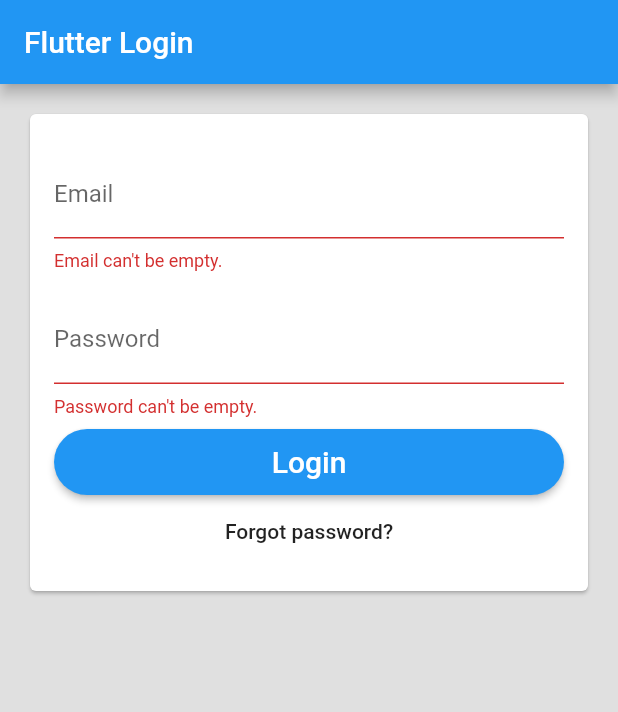
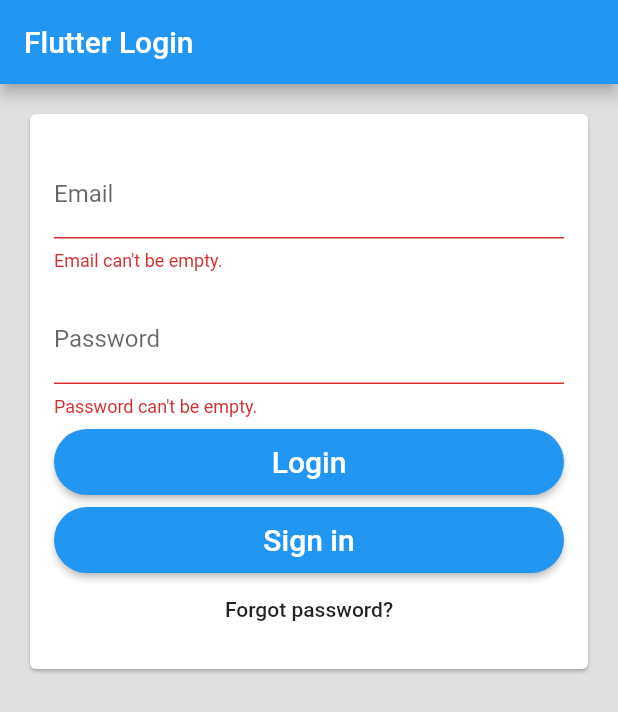
Before and after one commit to danihp6/flutter_github, a Flutter app: the screen it shows after launch, after a tap on "Login", on a phone screen of 412 x 824 dp. Shown: the top 712 px of the screen. Run offline on Flutter 3.47's test engine with Material 2 defaults, Android fonts, the phone set to English and light mode, and no system bars; our stand-ins replace cloud_firestore, firebase_auth; accounts and stored records are empty.

Commit message:
Conectado a firebase

```diff
--- a/twins_test_login/lib/pages/login_page.dart
+++ b/twins_test_login/lib/pages/login_page.dart
@@ -21,7 +21,7 @@
 
   String _email;
   String _password;
-  FormType _formType = FormType.login;
+  FormType _formType;
   String _authHint = '';
 
   bool validateAndSave() {
@@ -35,6 +35,7 @@
 
   void validateAndSubmit() async {
     if (validateAndSave()) {
+      print(_formType.toString());
       try {
         String userId = _formType == FormType.login
             ? await widget.auth.signIn(_email, _password)
@@ -84,7 +85,15 @@
           key: new Key('login'),
           text: 'Login',
           height: 44.0,
-          onPressed: validateAndSubmit),
+          onPressed:() {_formType=FormType.login;validateAndSubmit();}),
+          Padding(
+            padding: const EdgeInsets.only(top:8.0),
+            child: new PrimaryButton(
+            key: new Key('register'),
+            text: 'Sign in',
+            height: 44.0,
+            onPressed:() {_formType=FormType.register;validateAndSubmit();},),
+          ),
       new FlatButton(
           key: new Key('need-account'),
           child: new Text("Forgot password?"),
```
Also changed, not shown: 3 other files.
